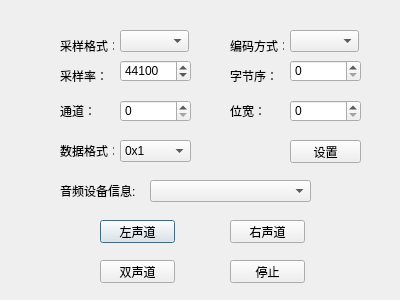
Above: Recording.ui from wangchuanchuan/RecordRtAudio before the change. Below: the same form after it.
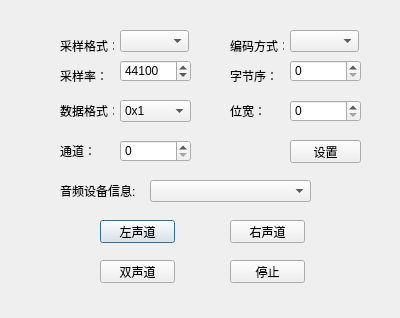
That is the form after the change.

Commit message: edit recording param

```diff
--- a/Recording.ui
+++ b/Recording.ui
@@ -7,7 +7,7 @@
     <x>0</x>
     <y>0</y>
     <width>400</width>
-    <height>300</height>
+    <height>318</height>
    </rect>
   </property>
   <property name="windowTitle">
@@ -82,7 +82,7 @@
    <property name="geometry">
     <rect>
      <x>60</x>
-     <y>100</y>
+     <y>140</y>
      <width>54</width>
      <height>21</height>
     </rect>
@@ -219,7 +219,7 @@
    <property name="geometry">
     <rect>
      <x>120</x>
-     <y>100</y>
+     <y>140</y>
      <width>71</width>
      <height>22</height>
     </rect>
@@ -252,7 +252,7 @@
    <property name="geometry">
     <rect>
      <x>60</x>
-     <y>140</y>
+     <y>100</y>
      <width>54</width>
      <height>21</height>
     </rect>
@@ -265,7 +265,7 @@
    <property name="geometry">
     <rect>
      <x>120</x>
-     <y>140</y>
+     <y>100</y>
      <width>71</width>
      <height>22</height>
     </rect>
```
The commit also changes 3 other files.
